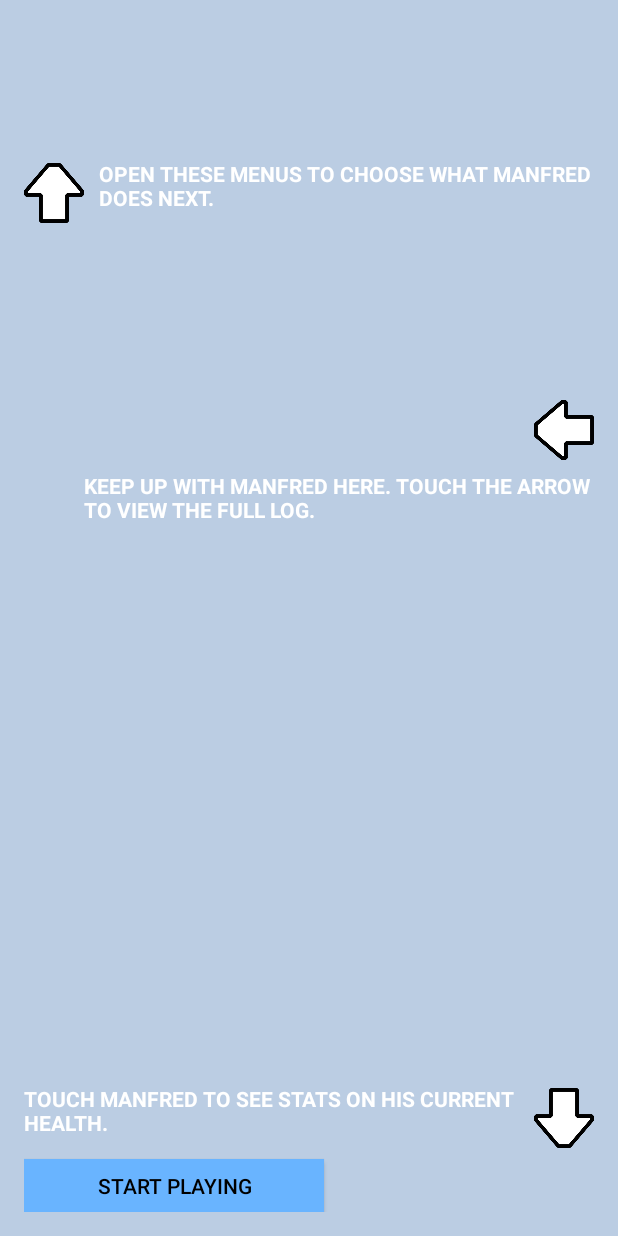
After one commit to calvinszeto/Manfred, an Android app: the layout instruction_overlay.xml on its own in the app's theme, with its tools: preview values and no code run, on a phone screen of 412 x 824 dp. The commit adds this screen. Run offline under Robolectric (Android 15) with nearby library versions, the phone set to English and light mode, and no system bars.

Commit message:
Adding Instructional Display when user makes new game.

```diff
--- a/Manfred/src/main/java/com/calvins/manfred/SavesScreenActivity.java
+++ b/Manfred/src/main/java/com/calvins/manfred/SavesScreenActivity.java
@@ -201,6 +201,7 @@ public class SavesScreenActivity extends ListActivity {
                 //now start the manfred activity with this new instance
                 Intent startManfredGame = new Intent(SavesScreenActivity.this, ManfredActivity.class);
                 startManfredGame.putExtra("_id",_id);
+                startManfredGame.putExtra("put_instructions",1);
                 startActivity(startManfredGame);
             }
         }
--- /dev/null
+++ b/Manfred/src/main/res/layout/instruction_overlay.xml
@@ -0,0 +1,95 @@
+<?xml version="1.0" encoding="utf-8"?>
+<RelativeLayout xmlns:android="http://schemas.android.com/apk/res/android"
+    android:paddingLeft="@dimen/activity_horizontal_margin"
+    android:paddingRight="@dimen/activity_horizontal_margin"
+    android:paddingTop="@dimen/activity_vertical_margin"
+    android:paddingBottom="@dimen/activity_vertical_margin"
+    android:layout_width="match_parent"
+    android:layout_height="match_parent"
+    android:orientation="horizontal"
+    android:id="@+id/instruction_overlay"
+    android:background="@android:color/transparent">
+
+    <TextView
+        android:id="@+id/dummy_button"
+        android:layout_width="115dp"
+        android:layout_height="50dp"
+        android:layout_marginRight="10dp" />
+
+    <ImageView
+        android:id="@+id/up_arrow"
+        android:layout_width="40dp"
+        android:layout_height="80dp"
+        android:src="@drawable/up_arrow"
+        android:paddingTop="25dp"
+        android:layout_marginTop="10dp"
+        android:layout_below="@+id/dummy_button"
+        android:layout_alignParentLeft="true" />
+
+    <TextView
+        android:id="@+id/actions_info"
+        android:layout_width="115dp"
+        android:layout_height="50dp"
+        android:text="@string/actions_description"
+        android:textColor="@color/White"
+        android:textStyle="bold"
+        android:layout_marginLeft="10dp"
+        android:layout_alignBottom="@+id/up_arrow"
+        android:layout_alignRight="@+id/down_arrow"
+        android:layout_toRightOf="@+id/up_arrow" />
+
+    <ImageView
+        android:id="@+id/left_arrow"
+        android:layout_width="40dp"
+        android:layout_height="80dp"
+        android:src="@drawable/left_arrow"
+        android:paddingTop="25dp"
+        android:layout_marginTop="78dp"
+        android:layout_below="@+id/actions_info"
+        android:layout_alignRight="@+id/actions_info" />
+
+    <TextView
+        android:id="@+id/manfred_info"
+        android:layout_width="115dp"
+        android:layout_height="50dp"
+        android:text="@string/manfred_description"
+        android:textColor="@color/White"
+        android:textStyle="bold"
+        android:layout_marginRight="10dp"
+        android:layout_alignBottom="@+id/down_arrow"
+        android:layout_alignParentLeft="true"
+        android:layout_toLeftOf="@+id/down_arrow" />
+
+    <ImageView
+        android:id="@+id/down_arrow"
+        android:layout_width="40dp"
+        android:layout_height="80dp"
+        android:src="@drawable/down_arrow"
+        android:paddingTop="25dp"
+        android:layout_marginBottom="35dp"
+        android:layout_alignParentBottom="true"
+        android:layout_alignParentRight="true" />
+
+    <TextView
+        android:id="@+id/log_info"
+        android:layout_width="115dp"
+        android:layout_height="50dp"
+        android:text="@string/log_description"
+        android:textColor="@color/White"
+        android:textStyle="bold"
+        android:layout_below="@+id/left_arrow"
+        android:layout_toRightOf="@+id/up_arrow"
+        android:layout_alignRight="@+id/left_arrow" />
+
+    <Button
+        android:id="@+id/instruction_done"
+        android:layout_width="200dp"
+        android:layout_height="50dp"
+        android:background="@color/button_blue"
+        android:text="@string/start_playing"
+        android:onClick="finishInstruction"
+        android:layout_alignParentBottom="true"
+        android:layout_alignParentLeft="true"
+        android:layout_below="@+id/manfred_info" />
+
+</RelativeLayout>
--- a/Manfred/src/main/res/values/strings.xml
+++ b/Manfred/src/main/res/values/strings.xml
@@ -27,5 +27,9 @@
     <string name="enter_name_message">Enter name here.</string>
     <string name="detail_screen_logo">Manfred</string>
     <string name="your_current_manfred">Your current Manfred picture</string>
+    <string name="actions_description">OPEN THESE MENUS TO CHOOSE WHAT MANFRED DOES NEXT.</string>
+    <string name="manfred_description">TOUCH MANFRED TO SEE STATS ON HIS CURRENT HEALTH.</string>
+    <string name="log_description">KEEP UP WITH MANFRED HERE. TOUCH THE ARROW TO VIEW THE FULL LOG.</string>
+    <string name="start_playing">START PLAYING</string>
 
 </resources>
```
Also changed, not shown: Manfred/src/main/java/com/calvins/manfred/ManfredActivity.java (+65 -3 lines), Manfred/src/main/res/drawable-mdpi/down_arrow.png (added), Manfred/src/main/res/drawable-mdpi/left_arrow.png (added), Manfred/src/main/res/drawable-mdpi/up_arrow.png (added).
